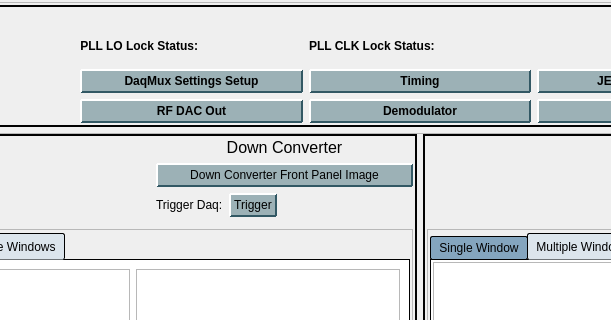
Above: new_look/atcaLLRF.ui from cristinasewell/ATCA_PyDM_Screens before the change; both pictures show x 157 to 768 and y 0 to 320 of the 1154 by 792 pixel window. Below: the same form after it.
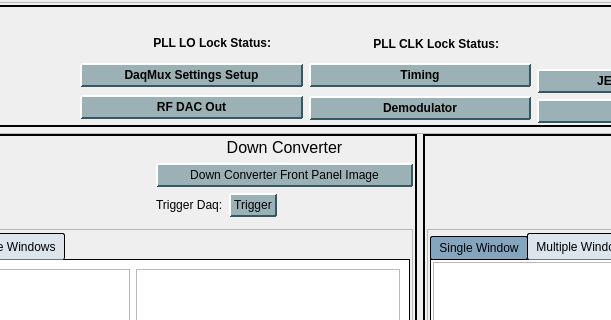
That is the form after the change. Custom widgets are drawn as their Qt base class.

Commit message: MNT: change to squares instead of circles - can't resize the circles properly

Patch:
```diff
--- a/new_look/atcaLLRF.ui
+++ b/new_look/atcaLLRF.ui
@@ -328,10 +328,28 @@
             <item>
              <layout class="QHBoxLayout" name="horizontalLayout_4" stretch="0,0">
               <property name="spacing">
-               <number>0</number>
+               <number>10</number>
+              </property>
+              <property name="leftMargin">
+               <number>2</number>
+              </property>
+              <property name="topMargin">
+               <number>2</number>
+              </property>
+              <property name="rightMargin">
+               <number>2</number>
+              </property>
+              <property name="bottomMargin">
+               <number>2</number>
               </property>
               <item>
                <widget class="QLabel" name="label_5">
+                <property name="sizePolicy">
+                 <sizepolicy hsizetype="Preferred" vsizetype="Preferred">
+                  <horstretch>0</horstretch>
+                  <verstretch>0</verstretch>
+                 </sizepolicy>
+                </property>
                 <property name="font">
                  <font>
                   <weight>75</weight>
@@ -349,15 +367,21 @@
               <item>
                <widget class="PyDMByteIndicator" name="PyDMByteIndicator">
                 <property name="sizePolicy">
-                 <sizepolicy hsizetype="Preferred" vsizetype="Preferred">
+                 <sizepolicy hsizetype="Fixed" vsizetype="Fixed">
                   <horstretch>0</horstretch>
                   <verstretch>0</verstretch>
                  </sizepolicy>
                 </property>
+                <property name="minimumSize">
+                 <size>
+                  <width>20</width>
+                  <height>20</height>
+                 </size>
+                </property>
                 <property name="maximumSize">
                  <size>
-                  <width>16777215</width>
-                  <height>16777215</height>
+                  <width>20</width>
+                  <height>20</height>
                  </size>
                 </property>
                 <property name="font">
@@ -454,7 +478,16 @@
             <item>
              <layout class="QHBoxLayout" name="horizontalLayout_5">
               <property name="spacing">
-               <number>0</number>
+               <number>10</number>
+              </property>
+              <property name="leftMargin">
+               <number>2</number>
+              </property>
+              <property name="topMargin">
+               <number>2</number>
+              </property>
+              <property name="rightMargin">
+               <number>2</number>
               </property>
               <item>
                <widget class="QLabel" name="label_6">
@@ -468,10 +501,31 @@
                 <property name="text">
                  <string>PLL CLK Lock Status:</string>
                 </property>
+                <property name="alignment">
+                 <set>Qt::AlignRight|Qt::AlignTrailing|Qt::AlignVCenter</set>
+                </property>
                </widget>
               </item>
               <item>
                <widget class="PyDMByteIndicator" name="PyDMByteIndicator_2">
+                <property name="sizePolicy">
+                 <sizepolicy hsizetype="Preferred" vsizetype="Preferred">
+                  <horstretch>0</horstretch>
+                  <verstretch>0</verstretch>
+                 </sizepolicy>
+                </property>
+                <property name="minimumSize">
+                 <size>
+                  <width>20</width>
+                  <height>20</height>
+                 </size>
+                </property>
+                <property name="maximumSize">
+                 <size>
+                  <width>20</width>
+                  <height>20</height>
+                 </size>
+                </property>
                 <property name="toolTip">
                  <string/>
                 </property>
```
Left out of the diff: 4 changed lines with no effect on the pictures.
